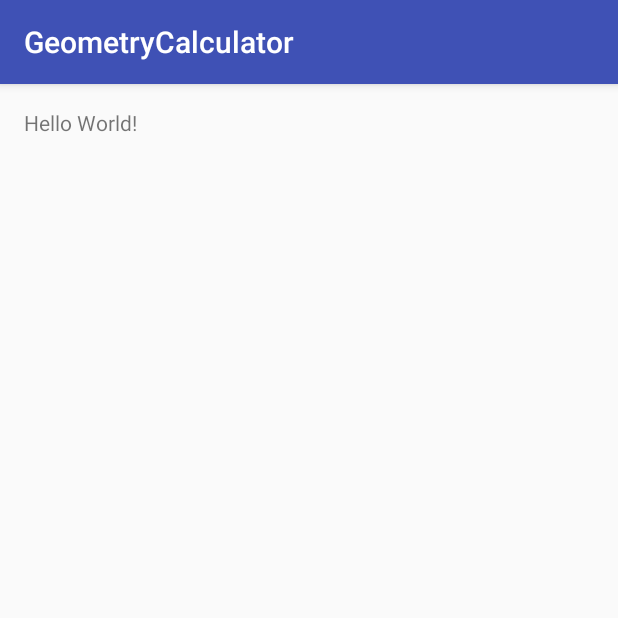
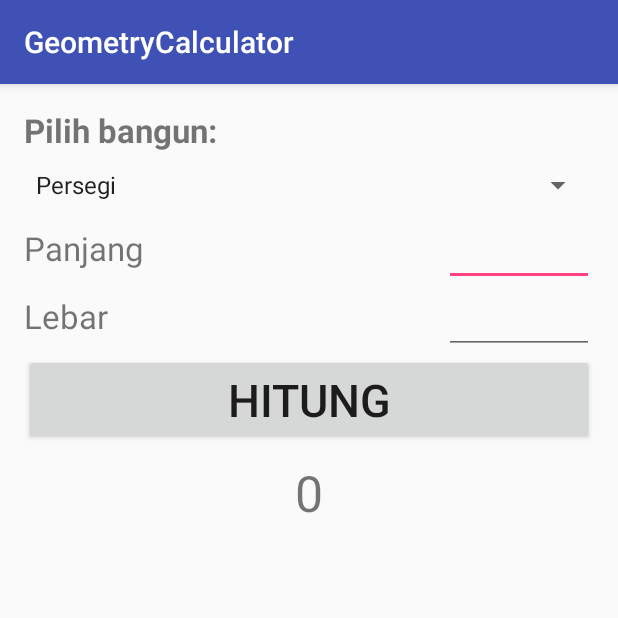
Before and after one commit to kaqfa/andro_training, an Android app: the screen it shows after launch (MainActivity), on a phone screen of 412 x 824 dp, the top half of it. Run offline under Robolectric (Android 15) with nearby library versions, the phone set to English and light mode, and no system bars.

Commit message:
Geometry Calculator Finish

```diff
--- a/aplikasi/GeometryCalculator/app/src/main/java/fahri/firdaus/geometrycalculator/MainActivity.java
+++ b/aplikasi/GeometryCalculator/app/src/main/java/fahri/firdaus/geometrycalculator/MainActivity.java
@@ -1,13 +1,86 @@
 package fahri.firdaus.geometrycalculator;
 
+import android.content.res.ColorStateList;
+import android.renderscript.Double2;
 import android.support.v7.app.AppCompatActivity;
 import android.os.Bundle;
+import android.view.View;
+import android.widget.AdapterView;
+import android.widget.ArrayAdapter;
+import android.widget.EditText;
+import android.widget.Spinner;
+import android.widget.TextView;
 
-public class MainActivity extends AppCompatActivity {
+public class MainActivity extends AppCompatActivity implements AdapterView.OnItemSelectedListener {
+
+    private EditText input1;
+    private EditText input2;
+    private TextView result;
+    private int operation;
 
     @Override
     protected void onCreate(Bundle savedInstanceState) {
         super.onCreate(savedInstanceState);
         setContentView(R.layout.activity_main);
+
+        input1 = (EditText) findViewById(R.id.input1);
+        input2 = (EditText) findViewById(R.id.input2);
+        result = (TextView) findViewById(R.id.show_result);
+        Spinner geoOpt = (Spinner) findViewById(R.id.geo_opt);
+
+        ArrayAdapter<CharSequence> adapter = ArrayAdapter.createFromResource(this,
+                R.array.operators, android.R.layout.simple_spinner_item);
+        adapter.setDropDownViewResource(android.R.layout.simple_spinner_dropdown_item);
+        geoOpt.setAdapter(adapter);
+        geoOpt.setOnItemSelectedListener(this);
+    }
+
+    public void calculate(View v){
+        double num1, num2;
+        String text;
+        num1 = Double.parseDouble(input1.getText().toString());
+        num2 = Double.parseDouble(input2.getText().toString());
+
+        if(this.operation == 1){
+            text = "Luas: "+num1*num2+"\n";
+            text += "Keliling: "+((2*num1)+(2*num2));
+        } else if(this.operation == 2){
+            text = "Luas: "+(Math.PI*num1*num1)+"\n";
+            text += "Keliling: "+(Math.PI * (2*num1));
+        } else {
+            text = "Luas: "+(num1*num2/2)+"\n";
+            text += "Keliling: "+(num1+num2+(Math.sqrt((num1*num1)+(num2*num2))));
+        }
+
+        this.result.setText(text);
+    }
+
+    @Override
+    public void onItemSelected(AdapterView<?> parent, View view, int position, long id) {
+        TextView label1 = (TextView) findViewById(R.id.label1);
+        TextView label2 = (TextView) findViewById(R.id.label2);
+
+        String operator = parent.getItemAtPosition(position).toString();
+        if (operator.equalsIgnoreCase("persegi")){
+            label1.setText("Panjang");
+            label2.setText("Lebar");
+            this.operation = 1;
+        } else if(operator.equalsIgnoreCase("lingkaran")){
+            label1.setText("Jari-Jari");
+            label2.setText("disabled");
+            label2.setTextColor(getResources().getColor(R.color.disabledColor));
+            input2.setKeyListener(null);
+            this.operation = 2;
+        } else {
+            label1.setText("Alas");
+            label2.setText("Tinggi");
+            this.operation = 3;
+        }
+
+    }
+
+    @Override
+    public void onNothingSelected(AdapterView<?> parent) {
+
     }
 }
--- a/aplikasi/GeometryCalculator/app/src/main/res/layout/activity_main.xml
+++ b/aplikasi/GeometryCalculator/app/src/main/res/layout/activity_main.xml
@@ -11,7 +11,80 @@
     tools:context="fahri.firdaus.geometrycalculator.MainActivity">
 
     <TextView
+        android:id="@+id/title_text"
         android:layout_width="wrap_content"
         android:layout_height="wrap_content"
-        android:text="Hello World!" />
+        android:text="Pilih bangun:"
+        android:textSize="10pt"
+        android:textStyle="bold"/>
+
+    <Spinner
+        android:id="@+id/geo_opt"
+        android:layout_marginTop="10dp"
+        android:layout_marginBottom="10dp"
+        android:layout_below="@id/title_text"
+        android:layout_width="match_parent"
+        android:layout_height="wrap_content" />
+
+    <EditText
+        android:id="@+id/input1"
+        android:layout_below="@id/geo_opt"
+        android:layout_alignParentRight="true"
+        android:layout_alignParentEnd="true"
+        android:layout_width="100dp"
+        android:inputType="numberDecimal"
+        android:layout_height="wrap_content" />
+    <TextView
+        android:id="@+id/label1"
+        android:layout_below="@id/geo_opt"
+        android:layout_toLeftOf="@id/input1"
+        android:layout_toStartOf="@id/input1"
+        android:gravity="center_vertical"
+        android:layout_alignParentStart="true"
+        android:layout_width="wrap_content"
+        android:layout_height="40dp"
+        android:text="Panjang"
+        android:textSize="10pt"
+        android:layout_alignParentLeft="true" />
+
+
+    <EditText
+        android:id="@+id/input2"
+        android:layout_below="@id/input1"
+        android:layout_alignParentRight="true"
+        android:layout_alignParentEnd="true"
+        android:layout_width="100dp"
+        android:layout_height="wrap_content"
+        android:inputType="numberDecimal" />
+    <TextView
+        android:id="@+id/label2"
+        android:layout_below="@id/input1"
+        android:layout_toLeftOf="@id/input2"
+        android:layout_toStartOf="@id/input2"
+        android:gravity="center_vertical"
+        android:layout_alignParentLeft="true"
+        android:layout_alignParentStart="true"
+        android:layout_width="wrap_content"
+        android:layout_height="40dp"
+        android:text="Lebar"
+        android:textSize="10pt"/>
+
+
+    <Button
+        android:layout_below="@id/input2"
+        android:layout_width="match_parent"
+        android:layout_height="wrap_content"
+        android:text="Hitung"
+        android:onClick="calculate"
+        android:textSize="30sp"/>
+
+    <TextView
+        android:id="@+id/show_result"
+        android:layout_width="match_parent"
+        android:layout_height="wrap_content"
+        android:layout_below="@id/input2"
+        android:layout_marginTop="70dp"
+        android:text="0"
+        android:textSize="15pt"
+        android:textAlignment="center"/>
 </RelativeLayout>
--- a/aplikasi/GeometryCalculator/app/src/main/res/values/colors.xml
+++ b/aplikasi/GeometryCalculator/app/src/main/res/values/colors.xml
@@ -3,4 +3,5 @@
     <color name="colorPrimary">#3F51B5</color>
     <color name="colorPrimaryDark">#303F9F</color>
     <color name="colorAccent">#FF4081</color>
+    <color name="disabledColor">#CCCCCC</color>
 </resources>
--- a/aplikasi/GeometryCalculator/app/src/main/res/values/strings.xml
+++ b/aplikasi/GeometryCalculator/app/src/main/res/values/strings.xml
@@ -1,3 +1,8 @@
 <resources>
     <string name="app_name">GeometryCalculator</string>
+    <string-array name="operators">
+        <item>Persegi</item>
+        <item>Lingkaran</item>
+        <item>Segi Tiga</item>
+    </string-array>
 </resources>
```
